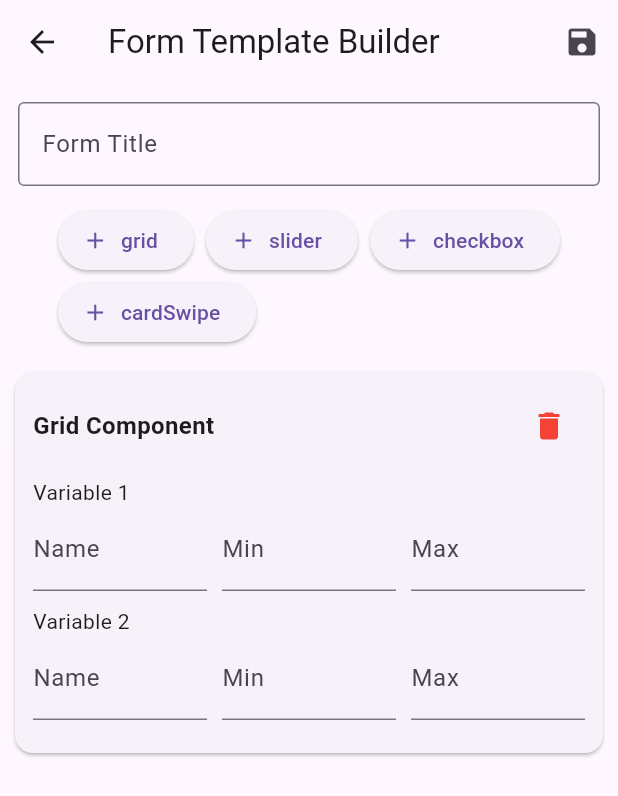
After one commit to SebassoriaP/bamx, a Flutter app: the FormCreationScreen screen opened directly, after a tap on "grid", on a phone screen of 412 x 824 dp. The commit adds this screen. Shown: the top 796 px of the screen. Run offline on Flutter 3.47's test engine with Material 3 defaults, Android fonts, the phone set to English and light mode, and no system bars; our stand-ins replace cloud_firestore, firebase_auth, firebase_core; accounts and stored records are empty.

Commit message:
Create basic implementation of form template creation. Add pubspec uuid dependency

```diff
--- /dev/null
+++ b/lib/screens/form_creation.dart
@@ -0,0 +1,260 @@
+import 'package:flutter/material.dart';
+import 'package:uuid/uuid.dart';
+
+class FormCreationScreen extends StatefulWidget {
+  const FormCreationScreen({super.key});
+
+  @override
+  State<FormCreationScreen> createState() => _FormCreationScreenState();
+}
+
+class _FormCreationScreenState extends State<FormCreationScreen> {
+  final TextEditingController _titleController = TextEditingController();
+  final List<FormComponent> _components = [];
+  final Uuid uuid = const Uuid();
+
+  void _addComponent(String type) {
+    setState(() {
+      _components.add(FormComponent(
+        id: uuid.v4(),
+        type: type,
+        config: {},
+      ));
+    });
+  }
+
+  void _deleteComponent(String id) {
+    setState(() {
+      _components.removeWhere((c) => c.id == id);
+    });
+  }
+
+  bool _isVariableNameDuplicate(String name, String currentId) {
+    for (var comp in _components) {
+      if (comp.id == currentId) continue;
+      if (comp.config.containsKey('variables')) {
+        for (var v in comp.config['variables']) {
+          if (v['name'] == name) return true;
+        }
+      }
+      if (comp.config.containsKey('variable')) {
+        if (comp.config['variable']['name'] == name) return true;
+      }
+    }
+    return false;
+  }
+
+  @override
+  Widget build(BuildContext context) {
+    return Scaffold(
+      appBar: AppBar(
+        title: const Text('Form Template Builder'),
+        actions: [
+          IconButton(
+            icon: const Icon(Icons.save),
+            onPressed: () {
+              // TODO: Implement save logic
+              ScaffoldMessenger.of(context).showSnackBar(
+                const SnackBar(content: Text('Template saved!')),
+              );
+            },
+          ),
+        ],
+      ),
+      body: Column(
+        children: [
+          Padding(
+            padding: const EdgeInsets.all(12.0),
+            child: TextField(
+              controller: _titleController,
+              decoration: const InputDecoration(
+                labelText: 'Form Title',
+                border: OutlineInputBorder(),
+              ),
+            ),
+          ),
+          Padding(
+            padding: const EdgeInsets.symmetric(horizontal: 12.0),
+            child: Wrap(
+              spacing: 8,
+              children: [
+                for (var type in ['grid', 'slider', 'checkbox', 'cardSwipe'])
+                  ElevatedButton.icon(
+                    icon: const Icon(Icons.add),
+                    label: Text(type),
+                    onPressed: () => _addComponent(type),
+                  ),
+              ],
+            ),
+          ),
+          const SizedBox(height: 10),
+          Expanded(
+            child: ReorderableListView.builder(
+              itemCount: _components.length,
+              onReorder: (oldIndex, newIndex) {
+                setState(() {
+                  if (newIndex > oldIndex) newIndex -= 1;
+                  final item = _components.removeAt(oldIndex);
+                  _components.insert(newIndex, item);
+                });
+              },
+              itemBuilder: (context, index) {
+                final comp = _components[index];
+                return Card(
+                  key: ValueKey(comp.id),
+                  margin: const EdgeInsets.symmetric(horizontal: 10, vertical: 6),
+                  child: Padding(
+                    padding: const EdgeInsets.all(12.0),
+                    child: Column(
+                      crossAxisAlignment: CrossAxisAlignment.start,
+                      children: [
+                        Row(
+                          mainAxisAlignment: MainAxisAlignment.spaceBetween,
+                          children: [
+                            Text(
+                              '${comp.type[0].toUpperCase()}${comp.type.substring(1)} Component',
+                              style: const TextStyle(
+                                  fontSize: 16, fontWeight: FontWeight.bold),
+                            ),
+                            IconButton(
+                              icon: const Icon(Icons.delete, color: Colors.red),
+                              onPressed: () => _deleteComponent(comp.id),
+                            ),
+                          ],
+                        ),
+                        const SizedBox(height: 10),
+                        _buildComponentFields(comp),
+                      ],
+                    ),
+                  ),
+                );
+              },
+            ),
+          ),
+        ],
+      ),
+    );
+  }
+
+  Widget _buildComponentFields(FormComponent comp) {
+    switch (comp.type) {
+      case 'grid':
+        comp.config['variables'] ??= [
+          {'name': '', 'min': '', 'max': ''},
+          {'name': '', 'min': '', 'max': ''}
+        ];
+        return Column(
+          children: List.generate(2, (i) {
+            final varData = comp.config['variables'][i];
+            return _variableInput(comp, varData, i);
+          }),
+        );
+
+      case 'slider':
+        comp.config['variable'] ??= {'name': '', 'min': '', 'max': ''};
+        return _variableInput(comp, comp.config['variable'], null);
+
+      case 'checkbox':
+      case 'cardSwipe':
+        comp.config['questions'] ??= <String>[];
+        return _questionList(comp);
+
+      default:
+        return const SizedBox();
+    }
+  }
+
+  Widget _variableInput(FormComponent comp, Map varData, int? index) {
+    return Column(
+      crossAxisAlignment: CrossAxisAlignment.start,
+      children: [
+        if (index != null) Text('Variable ${index + 1}'),
+        Row(
+          children: [
+            Expanded(
+              child: TextField(
+                decoration: const InputDecoration(labelText: 'Name'),
+                onChanged: (value) {
+                  if (_isVariableNameDuplicate(value, comp.id)) {
+                    ScaffoldMessenger.of(context).showSnackBar(
+                      const SnackBar(
+                        content: Text('Duplicate variable name!'),
+                        backgroundColor: Colors.red,
+                      ),
+                    );
+                    return;
+                  }
+                  setState(() => varData['name'] = value);
+                },
+              ),
+            ),
+            const SizedBox(width: 10),
+            Expanded(
+              child: TextField(
+                decoration: const InputDecoration(labelText: 'Min'),
+                keyboardType: TextInputType.number,
+                onChanged: (value) => varData['min'] = value,
+              ),
+            ),
+            const SizedBox(width: 10),
+            Expanded(
+              child: TextField(
+                decoration: const InputDecoration(labelText: 'Max'),
+                keyboardType: TextInputType.number,
+                onChanged: (value) => varData['max'] = value,
+              ),
+            ),
+          ],
+        ),
+        const SizedBox(height: 10),
+      ],
+    );
+  }
+
+  Widget _questionList(FormComponent comp) {
+    final questions = comp.config['questions'] as List<String>;
+
+    return Column(
+      crossAxisAlignment: CrossAxisAlignment.start,
+      children: [
+        for (int i = 0; i < questions.length; i++)
+          Row(
+            children: [
+              Expanded(
+                child: TextField(
+                  controller: TextEditingController(text: questions[i]),
+                  decoration: InputDecoration(labelText: 'Question ${i + 1}'),
+                  onChanged: (value) => questions[i] = value,
+                ),
+              ),
+              IconButton(
+                icon: const Icon(Icons.delete, color: Colors.red),
+                onPressed: () {
+                  setState(() => questions.removeAt(i));
+                },
+              ),
+            ],
+          ),
+        TextButton.icon(
+          onPressed: () {
+            setState(() => questions.add(''));
+          },
+          icon: const Icon(Icons.add),
+          label: const Text('Add Question'),
+        ),
+      ],
+    );
+  }
+}
+
+class FormComponent {
+  final String id;
+  final String type;
+  final Map<String, dynamic> config;
+
+  FormComponent({
+    required this.id,
+    required this.type,
+    required this.config,
+  });
+}
--- a/pubspec.yaml
+++ b/pubspec.yaml
@@ -30,6 +30,7 @@ environment:
 dependencies:
   flutter:
     sdk: flutter
+  uuid: ^4.5.0
 
   # The following adds the Cupertino Icons font to your application.
   # Use with the CupertinoIcons class for iOS style icons.
```
Also changed, not shown: lib/screens/login.dart (+12 -1 lines), lib/widgets/login/login_footer.dart (+10 -1 lines), pubspec.lock.
